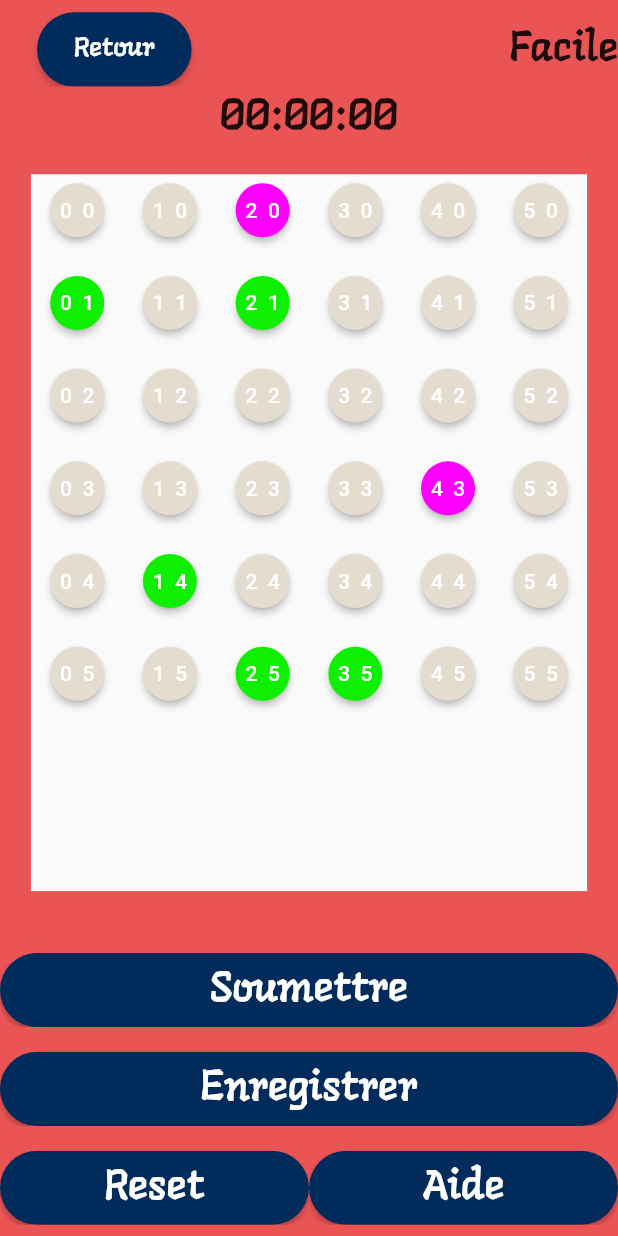
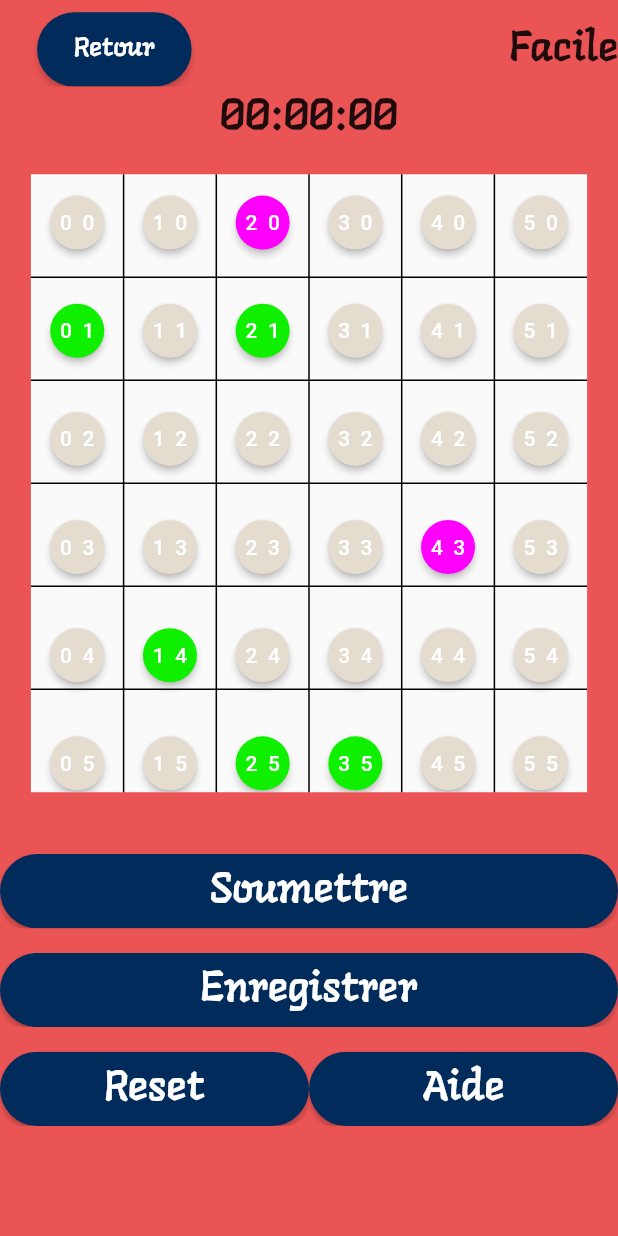
Before and after one commit to mayel15/MasyuPuzzle, a Flutter app: the MyScreenGame screen opened by its route, after a tap on an icon or button, on a phone screen of 412 x 824 dp. Run offline on Flutter 3.47's test engine with Material 2 defaults, Android fonts, the phone set to English and light mode, and no system bars; our stand-ins replace audioplayers.

Commit message:
Tentative ligne par coordonnées bouton et régulation des lignes(voisines et diagonale)

```diff
--- a/AndroidStudioProjects/masyu_puzzle/lib/MyAppData.dart
+++ b/AndroidStudioProjects/masyu_puzzle/lib/MyAppData.dart
@@ -7,12 +7,17 @@ class MyAppData {
   Game data;
   final counter = ValueNotifier<int>(0);
   List<MyLigne> lignes = [];
+  List<Position> position = [];
 
   MyAppData(this.data);
 
   void addLigne(MyLigne l){
     lignes.add(l);
     counter.value++;
+  }
+
+  void addPos(Position p){
+    position.add(p);
   }
 
   void setValue(Game value) {
@@ -28,6 +33,18 @@ class MyAppData {
   }
 }
 
+
+class Position{
+  double button_x_b1;
+  double button_y_b1;
+  double button_x_b2;
+  double button_y_b2;
+
+
+  Position(this.button_x_b1,this.button_y_b1,this.button_x_b2,this.button_y_b2);
+
+}
+
 class MyLigne{
   Cell cellStart;
   Cell cellEnd;
--- a/AndroidStudioProjects/masyu_puzzle/lib/MyButton.dart
+++ b/AndroidStudioProjects/masyu_puzzle/lib/MyButton.dart
@@ -10,6 +10,15 @@ class MyButton extends StatelessWidget {
 
   MyButton({required this.myValue, required  this.myColor}) ;
 
+  List<double> getButtonPosition(BuildContext context) {
+    final RenderBox renderBox = context.findRenderObject() as RenderBox;
+    final position = renderBox.localToGlobal(Offset.zero);
+    final double x = position.dy;
+    final double y = position.dx;
+    return [x, y];
+  }
+
+
   @override
   Widget build(BuildContext context) {
     int x =  int.parse(myValue.getX());
@@ -21,7 +30,8 @@ class MyButton extends StatelessWidget {
         onPressed: () {
           //print('My value $display_cell');
           MyAppData data = MyGameContext.of(context).gameData;
-          data.data.clickButton(data.data.grid.listCells[x][y], data);
+          List<double> pos = getButtonPosition(context);
+          data.data.clickButton(data.data.grid.listCells[x][y], data, pos[0],pos[1]);
         },
         style: ElevatedButton.styleFrom(
             backgroundColor: myColor,
--- a/AndroidStudioProjects/masyu_puzzle/lib/MyGrille.dart
+++ b/AndroidStudioProjects/masyu_puzzle/lib/MyGrille.dart
@@ -29,7 +29,7 @@ class MyGameContext extends InheritedWidget {
 
 
 class MyGrille extends StatefulWidget {
-  const MyGrille({super.key});
+  const MyGrille({Key? key}) : super(key: key);
 
   @override
   State<StatefulWidget> createState() => _MyGrille();
@@ -49,7 +49,6 @@ class _MyGrille extends State<MyGrille> {
         .of(context)
         .size
         .height;
-
     int taille = 6;
 
     MyAppData data = MyGameContext
@@ -58,10 +57,14 @@ class _MyGrille extends State<MyGrille> {
     data.data.grid.gridGenerator(taille);
     Grid g = data.data.grid;
     data.data.linkedCells();
-
     return Scaffold(
         body: Stack(
           children: [
+            // Place the grid lines painter at the bottom
+            CustomPaint(
+              painter: GridLinesPainter(gridSize: taille),
+              child: Container(),
+            ),
             CustomPaint(
               painter: BackgroundLinePainter(
                   0.3,
@@ -75,9 +78,13 @@ class _MyGrille extends State<MyGrille> {
               child: Container(),
             ),
             GridView.count(
+              physics: NeverScrollableScrollPhysics(),
+              shrinkWrap: true,
+              padding: EdgeInsets.only(top: hauteurHeightEcran*0.01),
+              mainAxisSpacing: hauteurHeightEcran*0.0125,
               crossAxisCount: taille,
-              children: List.generate(taille*taille, (index) {
-                int lig = (index / g.listCells.length).floor() as int;
+              children: List.generate(taille * taille, (index) {
+                int lig = (index / g.listCells.length).floor();
                 int col = index % g.listCells.length;
                 CellType myColor = g.listCells[lig][col].getColor();
                 Color color;
@@ -110,19 +117,34 @@ class BackgroundLinePainter extends CustomPainter {
 
   @override
   void paint(Canvas canvas, Size size) {
-    print("toot");
 
     final paint = Paint()
       ..color = Colors.black
-      ..strokeWidth = 15;
+      ..strokeWidth = 5;
 
     for(int i = 0; i < l.length; ++i){
 
+      //Vérifier si les deux cellules sont voisines
+      bool isAdjacent = (l[i].cellStart.x == l[i].cellEnd.x && (l[i].cellStart.y - l[i].cellEnd.y).abs() == 1) ||
+      (l[i].cellStart.y == l[i].cellEnd.y && (l[i].cellStart.x - l[i].cellEnd.x).abs() == 1);
 
+      // Vérifier si la ligne est verticale ou horizontale
+      if ((l[i].cellStart.x == l[i].cellEnd.x || l[i].cellStart.y == l[i].cellEnd.y) && isAdjacent) {
+
+        if(l[i].cellStart.x == l[i].cellEnd.x){
           double startX = 17 + l[i].cellStart.y *  largeurWidthEcran/tailleTab;
-      double startY =   l[i].cellStart.x * largeurWidthEcran/tailleTab;
+          double startY =  35+ l[i].cellStart.x * largeurWidthEcran/tailleTab;
           double endX = 17 + l[i].cellEnd.y * largeurWidthEcran/tailleTab;
-      double endY =   l[i].cellEnd.x * largeurWidthEcran/tailleTab  ;
+          double endY =  35 + l[i].cellEnd.x * largeurWidthEcran/tailleTab  ;
+          canvas.drawLine(Offset(startX, startY), Offset(endX, endY), paint);
+        }
+        else{
+          double startX = 13 + l[i].cellStart.y *  largeurWidthEcran/tailleTab;
+          double startY =  35+ l[i].cellStart.x * largeurWidthEcran/tailleTab;
+          double endX = 10 + l[i].cellEnd.y * largeurWidthEcran/tailleTab;
+          double endY =  35 + l[i].cellEnd.x * largeurWidthEcran/tailleTab  ;
+          canvas.drawLine(Offset(startX, startY), Offset(endX, endY), paint);
+        }
         /*
         print("Début X: " + l[i].cellStart.x.toString());
         print("Début Y: " + l[i].cellStart.y.toString());
@@ -131,21 +153,42 @@ class BackgroundLinePainter extends CustomPainter {
 
         print("startx: $startX - starty $startY");
         print("endX: $endX - endy $endY");*/
+      }
+    }
+  }
 
-      canvas.drawLine(Offset(startX, startY), Offset(endX, endY), paint);
-    }
-    /*
-    final startY = 175 * verticalPosition;
-    final endY = 175 * verticalPosition;
-
-    final startX = 600 * (1 - lineWidthPercentage) / 2;
-    final endX = size.width - startX;
-
-    canvas.drawLine(Offset(startX, startY), Offset(endX, endY), paint);*/
-  }
 
   @override
   bool shouldRepaint(BackgroundLinePainter oldDelegate) {
     return oldDelegate.l.length != l.length;
   }
 }
+
+class GridLinesPainter extends CustomPainter {
+  final int gridSize;
+  final double strokeWidth;
+  final Color color;
+
+  GridLinesPainter({required this.gridSize, this.strokeWidth = 1.0, this.color = Colors.black});
+
+  @override
+  void paint(Canvas canvas, Size size) {
+    Paint paint = Paint()
+      ..color = color
+      ..strokeWidth = strokeWidth
+      ..style = PaintingStyle.stroke;
+
+    double cellWidth = size.width / gridSize;
+    double cellHeight = size.height / gridSize;
+
+    for (int i = 1; i < gridSize; i++) {
+      // Draw horizontal lines
+      canvas.drawLine(Offset(0, cellHeight * i), Offset(size.width, cellHeight * i), paint);
+      // Draw vertical lines
+      canvas.drawLine(Offset(cellWidth * i, 0), Offset(cellWidth * i, size.height), paint);
+    }
+  }
+
+  @override
+  bool shouldRepaint(covariant CustomPainter oldDelegate) => false;
+}
--- a/AndroidStudioProjects/masyu_puzzle/lib/game.dart
+++ b/AndroidStudioProjects/masyu_puzzle/lib/game.dart
@@ -143,16 +143,22 @@ class Game {
   }
 
   List<Cell> liste_choice_button = [];
-  bool clickButton(Cell cell, MyAppData myData){
+  List<double> liste_pos = [];
+  bool clickButton(Cell cell, MyAppData myData,double x, double y){
     if(liste_choice_button.length == 0){
       liste_choice_button.add(cell);
+      liste_pos.add(x);
+      liste_pos.add(y);
       print("premier click");
     }else{
       print("deuxieme click");
-
+      liste_pos.add(x);
+      liste_pos.add(y);
       play(liste_choice_button[0], cell);
       myData.addLigne(MyLigne( liste_choice_button[0], cell));
+      myData.addPos(Position(liste_pos[0],liste_pos[1],liste_pos[2],liste_pos[3]));
       liste_choice_button.removeAt(0);
+      liste_pos.removeRange(0, 4);
       //this.lines.forEach((element)=>{ print(element)});
       return true;
     }
--- a/AndroidStudioProjects/masyu_puzzle/lib/screen_game.dart
+++ b/AndroidStudioProjects/masyu_puzzle/lib/screen_game.dart
@@ -94,9 +94,9 @@ class _MyScreenGame extends State<MyScreenGame> {
                     ),
                     SizedBox(height: hauteurHeightEcran * 0.02),
                     SizedBox(
-                      height: hauteurHeightEcran * 0.58,
+                      height: hauteurHeightEcran * 0.50,
                       width: largeurWidthEcran * 0.90,
-                        child: MyGameContext(gameData: MyAppData(Game()), child: MyGrille()),
+                      child: MyGameContext(gameData: MyAppData(Game()), child: MyGrille()),
                     ),
                     SizedBox(height: hauteurHeightEcran * 0.05),
                     Column(
@@ -176,10 +176,10 @@ class _MyScreenGame extends State<MyScreenGame> {
                               child: ClipRRect(
                                 borderRadius: BorderRadius.circular(15.0),
                                 child: ElevatedButton(
-                                    onPressed: () {Navigator.pushNamed(
-                                      context,
-                                      '/aide',
-                                    );},
+                                  onPressed: () {Navigator.pushNamed(
+                                    context,
+                                    '/aide',
+                                  );},
                                   child: Text('Aide',
                                       style: TextStyle(
                                           fontFamily: 'Langar', fontSize: 28)),
```
Lines whose indentation alone changed are shown as unchanged.
